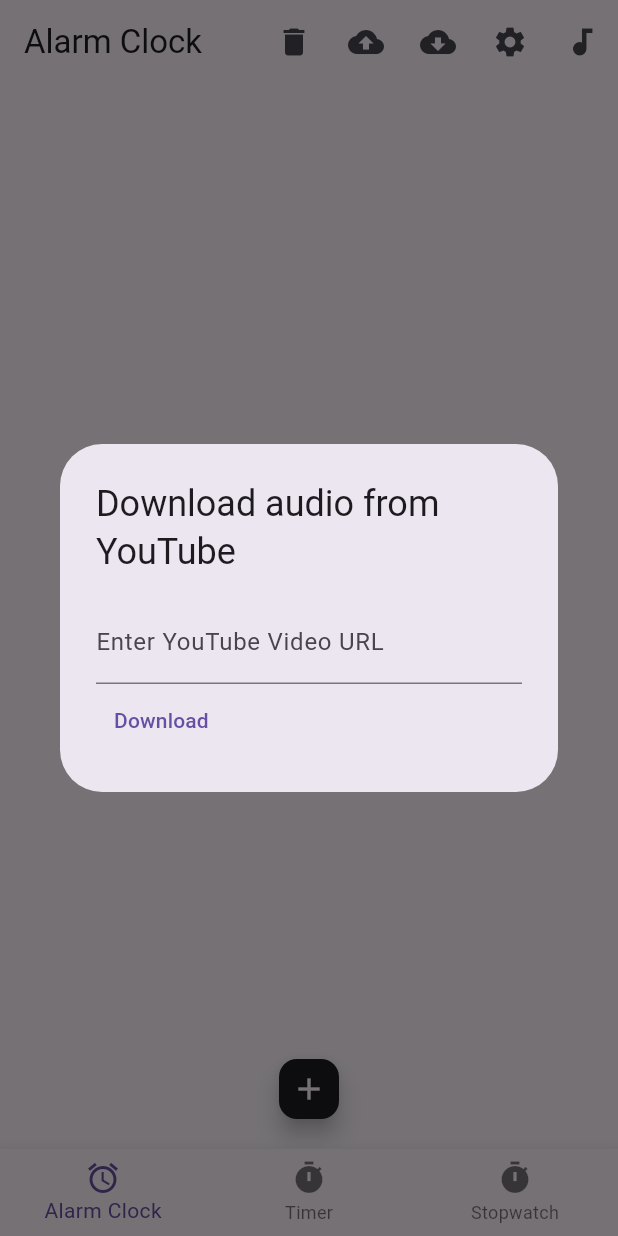
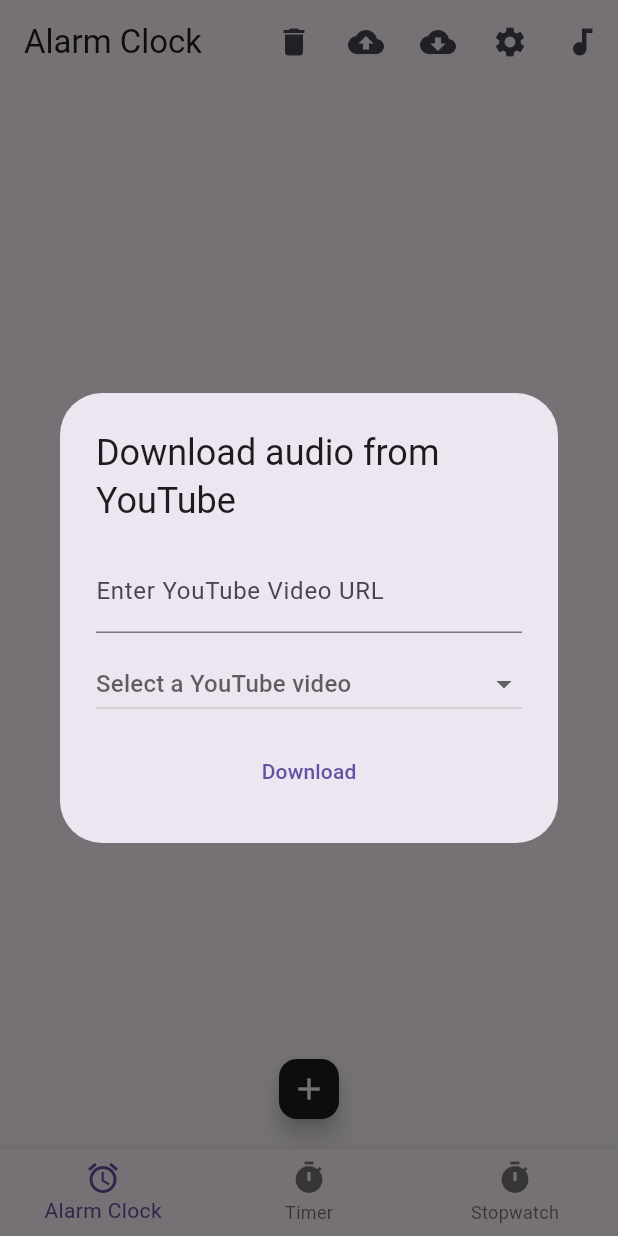
Before and after one commit to Syed-A-Naqvi/task_bell, a Flutter app: the screen it shows after launch, after a tap on the "audiotrack" icon, on a phone screen of 412 x 824 dp. Run offline on Flutter 3.47's test engine with Material 3 defaults, Android fonts, the phone set to English and light mode, and no system bars; our stand-ins replace cloud_firestore, file_picker, firebase_core, numberpicker, permission_handler, shared_preferences and 1 more; missing offline and left inert: alarm, youtube_explode_dart; accounts and stored records are empty; generated files the repository leaves out were written again; statements that could not run were skipped.

Commit message:
added drop down with 3 YouTube URLs, which allows the user to pick some alarm sounds without typing a custom URL

```diff
--- a/task_bell/lib/src/alarm_clock/alarm_clock_page.dart
+++ b/task_bell/lib/src/alarm_clock/alarm_clock_page.dart
@@ -139,11 +139,21 @@
 }
 
   void downloadAudio() {
-    showDialog(context: context, builder: (context) {
+    showDialog(
+      context: context,
+      builder: (context) {
         final TextEditingController urlController = TextEditingController();
+        String? selectedTitle; // Track the selected title
+        Map<String, String> videoOptions = {
+          'America - A Horse With No Name': 'https://www.youtube.com/watch?v=na47wMFfQCo',
+          'David Bowie - Starman': 'https://www.youtube.com/watch?v=tRcPA7Fzebw',
+          'Mongolian Throat Music': 'https://www.youtube.com/watch?v=p_5yt5IX38I',
+        }; // Map of titles to URLs
+
         return AlertDialog(
           title: const Text("Download audio from YouTube"),
-        content: Wrap(
+          content: Column(
+            mainAxisSize: MainAxisSize.min,
             children: [
               TextFormField(
                 controller: urlController,
@@ -151,24 +161,47 @@
                   labelText: 'Enter YouTube Video URL',
                 ),
               ),
+              const SizedBox(height: 10),
+              DropdownButton<String>(
+                value: selectedTitle,
+                hint: const Text("Select a YouTube video"),
+                isExpanded: true,
+                items: videoOptions.keys.map((title) {
+                  return DropdownMenuItem<String>(
+                    value: title,
+                    child: Text(title),
+                  );
+                }).toList(),
+                onChanged: (value) {
+                  selectedTitle = value;
+                  urlController.text = videoOptions[selectedTitle]!; // Populate the text field with the URL
+                },
+              ),
+              const SizedBox(height: 10),
               TextButton(
                 child: const Text("Download"),
-              onPressed: ()async {
+                onPressed: () async {
                   String responsePath = await AudioDownload.downloadAudio(urlController.text);
                   if (responsePath.isEmpty) {
-                  showDialog(context: context, builder: (context)
-                  { return const AlertDialog(title: Text("Failed to download")); });
+                    showDialog(
+                      context: context,
+                      builder: (context) {
+                        return const AlertDialog(title: Text("Failed to download"));
+                      },
+                    );
                   } else {
                     Navigator.of(context).pop();
                   }
+                },
+              ),
+            ],
+          ),
+        );
+      },
+    );
+  }
 
-              },
-            )
-          ]
-        )
-      );
-    });
-  }
+
 
   @override
   Widget build(BuildContext context) {
```
Lines whose indentation alone changed are shown as unchanged.
